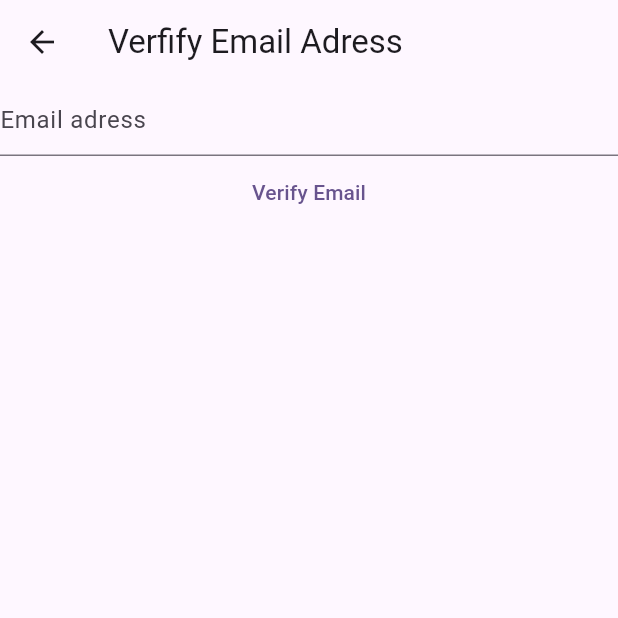
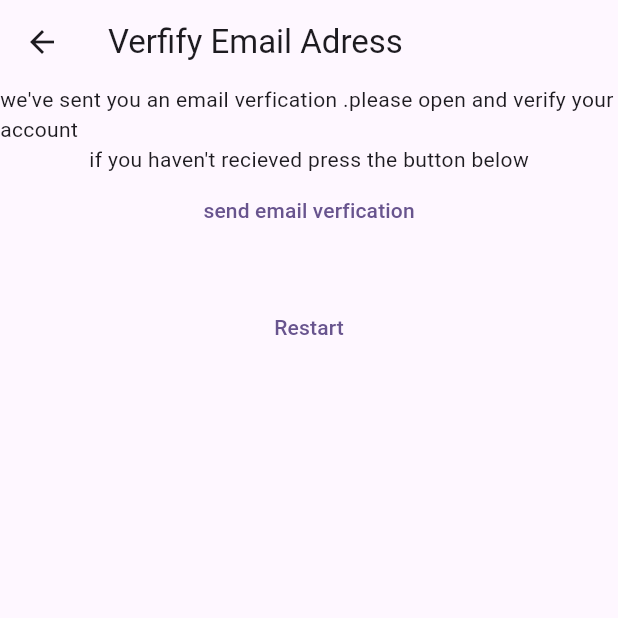
Before and after one commit to leuleyasu/Flutter-Firebase-my_notes_app, a Flutter app: the VerifyEmail screen opened by its route, on a phone screen of 412 x 824 dp, the top half of it. Run offline on Flutter 3.47's test engine with Material 2 defaults, Android fonts, the phone set to English and light mode, and no system bars; our stand-ins replace firebase_auth, firebase_core; accounts and stored records are empty; network calls fail.

Commit message:
making some strucuturing

```diff
--- a/lib/view/Register.dart
+++ b/lib/view/Register.dart
@@ -1,7 +1,7 @@
+
 import 'package:firebase_auth/firebase_auth.dart';
 import 'package:firebase_core/firebase_core.dart';
 import 'package:flutter/material.dart';
-import 'package:flutter_application_1/main.dart';
 import 'package:flutter_application_1/view/constants/Routes.dart';
 
 import '../firebase_options.dart';
@@ -72,6 +72,9 @@ Widget build(BuildContext context) {
                               if(context.mounted){
                               Navigator.of(context).pushNamed(verifyemail);
                               }
+                             final user =FirebaseAuth.instance.currentUser;
+                                 user?.sendEmailVerification();
+
                     } on FirebaseAuthException catch (e) {
                       // String errormessage='An error occured';
                       if (e.code == 'weak-password') {
--- a/lib/view/verifyemail.dart
+++ b/lib/view/verifyemail.dart
@@ -12,36 +12,47 @@ class VerifyEmail extends StatefulWidget {
 }
 
 class _VerifyEmailState extends State<VerifyEmail> {
-  TextEditingController emailverifycontroller=TextEditingController();
+  // TextEditingController emailverifycontroller=TextEditingController();
   @override
   Widget build(BuildContext context) {
     return Scaffold(
-      appBar: AppBar(title: const Text("Verfify Email Adress"),),
+      appBar: AppBar(
+        title: const Text("Verfify Email Adress"),
+      ),
       body: FutureBuilder(
         future: Firebase.initializeApp(
-        options: DefaultFirebaseOptions.currentPlatform
-
-    ),
+            options: DefaultFirebaseOptions.currentPlatform),
         builder: (context, snapshot) {
           switch (snapshot.connectionState) {
             case ConnectionState.done:
               return Column(
                 children: [
-        TextField(
-          controller: emailverifycontroller,
-        decoration: const InputDecoration(
-          hintText: "Email adress"
+                  // TextField(
+                  //   controller: emailverifycontroller,
+                  // decoration: const InputDecoration(
+                  //   hintText: "Email adress"
+                  // ),
+
+                  // ),
+                  const Text(
+                      "we've sent you an email verfication .please open and verify your account"),
+                  const Text("if you haven't recieved press the button below"),
+                  TextButton(
+                      onPressed: () {
+                        final user = FirebaseAuth.instance.currentUser;
+                        user?.sendEmailVerification();
+                      },
+                      child: const Text("send email verfication")),
+
+                  const SizedBox(
+                    height: 30,
                   ),
-
-        ),
-        TextButton(onPressed: ()async{
-
-          final user=FirebaseAuth.instance.currentUser;
-            await user?.sendEmailVerification();
-            if(context.mounted){
-            Navigator.of(context).pushNamed(loginRoute);
-            }
-        }, child: const Text("Verify Email"))
+                  TextButton(
+                      onPressed: () {
+                        Navigator.pushNamedAndRemoveUntil(
+                            context, registerroute, (route) => false);
+                      },
+                      child: const Text("Restart"))
                 ],
               );
             case ConnectionState.waiting:
@@ -49,13 +60,9 @@ return Column(
 
             default:
               return const Text("Something went wrong...");
-
           }
         },
-
       ),
-
     );
-
   }
 }
```
Also changed, not shown: lib/main.dart (+38 -0 lines), lib/view/login.dart (+10 -7 lines). Lines whose indentation alone changed are shown as unchanged.
